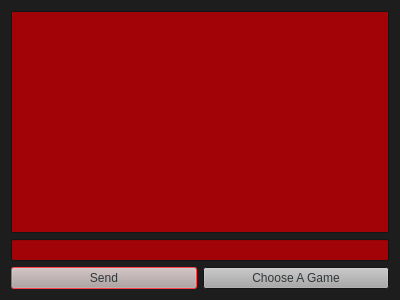
Above: desktop/chat.ui from zlv/livesheap before the change. Below: the same form after it.
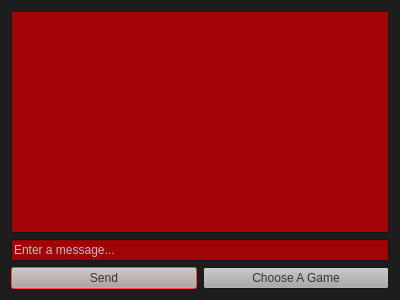
That is the form after the change.

```diff
--- a/desktop/chat.ui
+++ b/desktop/chat.ui
@@ -52,9 +52,9 @@
      <colorrole role="Text">
       <brush brushstyle="SolidPattern">
        <color alpha="255">
-        <red>42</red>
-        <green>42</green>
-        <blue>42</blue>
+        <red>191</red>
+        <green>191</green>
+        <blue>191</blue>
        </color>
       </brush>
      </colorrole>
@@ -116,8 +116,8 @@
       <brush brushstyle="SolidPattern">
        <color alpha="255">
         <red>255</red>
-        <green>0</green>
-        <blue>4</blue>
+        <green>255</green>
+        <blue>255</blue>
        </color>
       </brush>
      </colorrole>
@@ -207,9 +207,9 @@
      <colorrole role="Text">
       <brush brushstyle="SolidPattern">
        <color alpha="255">
-        <red>42</red>
-        <green>42</green>
-        <blue>42</blue>
+        <red>191</red>
+        <green>191</green>
+        <blue>191</blue>
        </color>
       </brush>
      </colorrole>
@@ -271,8 +271,8 @@
       <brush brushstyle="SolidPattern">
        <color alpha="255">
         <red>255</red>
-        <green>0</green>
-        <blue>4</blue>
+        <green>255</green>
+        <blue>255</blue>
        </color>
       </brush>
      </colorrole>
@@ -426,8 +426,8 @@
       <brush brushstyle="SolidPattern">
        <color alpha="255">
         <red>255</red>
-        <green>0</green>
-        <blue>4</blue>
+        <green>255</green>
+        <blue>255</blue>
        </color>
       </brush>
      </colorrole>
@@ -491,7 +491,11 @@
     </widget>
    </item>
    <item>
-    <widget class="QLineEdit" name="lineEdit"/>
+    <widget class="QLineEdit" name="lineEdit">
+     <property name="text">
+      <string>Enter a message...</string>
+     </property>
+    </widget>
    </item>
    <item>
     <layout class="QHBoxLayout" name="horizontalLayout">
```
